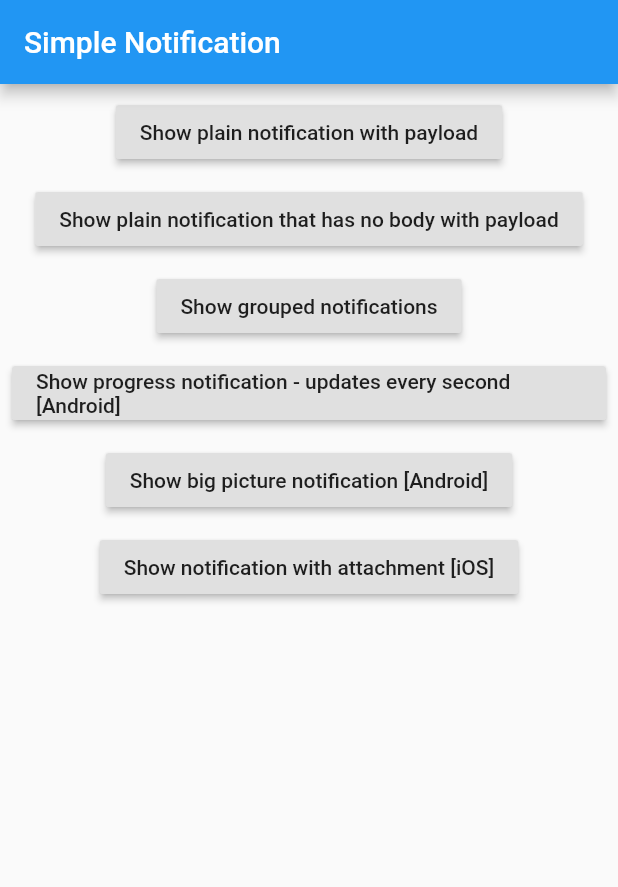
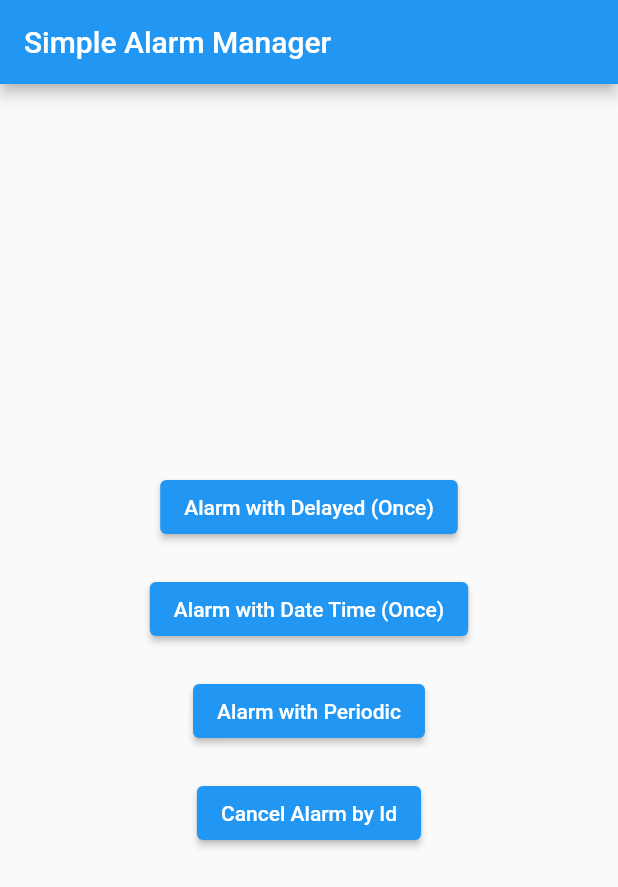
Before and after one commit to zerowu49/funflutter, a Flutter app: the screen it shows after launch, on a phone screen of 412 x 824 dp. Shown: the top 887 px of the screen. Run offline on Flutter 3.47's test engine with Material 2 defaults, Android fonts, the phone set to English and light mode, and no system bars; missing offline and left inert: android_alarm_manager_plus.

Commit message:
feat: alarm manager

```diff
--- a/lib/main.dart
+++ b/lib/main.dart
@@ -1,30 +1,26 @@
+import 'package:android_alarm_manager_plus/android_alarm_manager_plus.dart';
 import 'package:flutter/material.dart';
-import 'package:flutter_local_notifications/flutter_local_notifications.dart';
 import 'package:funflutter/ui/home_page.dart';
-import 'package:funflutter/utils/notification_helper.dart';
-import 'package:funflutter/ui/detail_page.dart';
-
-final FlutterLocalNotificationsPlugin flutterLocalNotificationsPlugin =
-    FlutterLocalNotificationsPlugin();
+import 'package:funflutter/utils/background_service.dart';
 
 Future<void> main() async {
-  /// Make sure that all of process is worked, because
-  /// main file will run two process, which is permission
-  /// and initiation from notification.
   WidgetsFlutterBinding.ensureInitialized();
 
-  /// Call init notification function
-  final NotificationHelper _notificationHelper = NotificationHelper();
-  await _notificationHelper.initNotifications(flutterLocalNotificationsPlugin);
-  _notificationHelper.requestIOSPermissions(flutterLocalNotificationsPlugin);
+  final BackgroundService _service = BackgroundService();
 
-  runApp(
-    MaterialApp(
-      initialRoute: HomePage.routeName,
-      routes: {
-        HomePage.routeName: (context) => HomePage(),
-        DetailPage.routeName: (context) => DetailPage(),
-      },
-    ),
-  );
+  _service.initializeIsolate();
+  AndroidAlarmManager.initialize();
+
+  runApp(MyApp());
 }
+
+class MyApp extends StatelessWidget {
+  static const title = 'Simple Alarm Manager';
+  @override
+  Widget build(BuildContext context) {
+    return MaterialApp(
+      title: title,
+      home: HomePage(title: title),
+    );
+  }
+}
--- a/lib/ui/home_page.dart
+++ b/lib/ui/home_page.dart
@@ -1,101 +1,103 @@
+import 'package:android_alarm_manager_plus/android_alarm_manager_plus.dart';
 import 'package:flutter/material.dart';
-import 'package:funflutter/main.dart';
-import 'package:funflutter/ui/detail_page.dart';
-import 'package:funflutter/utils/notification_helper.dart';
-import 'package:funflutter/widgets/custom_button.dart';
+import 'package:funflutter/utils/background_service.dart';
 
 class HomePage extends StatefulWidget {
-  static const routeName = "/";
+  final String title;
+
+  const HomePage({Key? key, required this.title}) : super(key: key);
 
   @override
   _HomePageState createState() => _HomePageState();
 }
 
 class _HomePageState extends State<HomePage> {
-  final NotificationHelper _notificationHelper = NotificationHelper();
+  final BackgroundService _service = BackgroundService();
 
   @override
   void initState() {
     super.initState();
-    _notificationHelper.configureSelectNotificationSubject(
-        context, DetailPage.routeName);
-    _notificationHelper.configureDidReceiveLocalNotificationSubject(
-        context, DetailPage.routeName);
-  }
-
-  @override
-  void dispose() {
-    selectNotificationSubject.close();
-    didReceiveLocalNotificationSubject.close();
-    super.dispose();
+    port.listen((_) async => await _service.someTask());
   }
 
   @override
   Widget build(BuildContext context) {
-    return MaterialApp(
-      home: Scaffold(
+    return Scaffold(
       appBar: AppBar(
-          title: Text('Simple Notification'),
+        title: Text(widget.title),
       ),
-        body: Padding(
-          padding: EdgeInsets.all(8.0),
-          child: SingleChildScrollView(
-            scrollDirection: Axis.vertical,
+      body: Center(
         child: Column(
-              children: <Widget>[
-                CustomButton(
-                  text: 'Show plain notification with payload',
+          mainAxisSize: MainAxisSize.min,
+          children: [
+            ElevatedButton(
+              child: Text(
+                'Alarm with Delayed (Once)',
+              ),
               onPressed: () async {
-                    await _notificationHelper
-                        .showNotification(flutterLocalNotificationsPlugin);
+                print("==oneshot pressed==");
+                await AndroidAlarmManager.oneShot(
+                  Duration(seconds: 5),
+                  1,
+                  BackgroundService.callback,
+                  exact: true,
+                  wakeup: true,
+                );
+                print("==oneshot done==");
               },
             ),
-                SizedBox(height: 10),
-                CustomButton(
-                  text: 'Show plain notification that has no body with payload',
+            SizedBox(height: 20),
+            ElevatedButton(
+              child: Text(
+                'Alarm with Date Time (Once)',
+              ),
               onPressed: () async {
-                    await _notificationHelper.showNotificationWithNoBody(
-                        flutterLocalNotificationsPlugin);
+                print("==oneShotAt pressed==");
+
+                await AndroidAlarmManager.oneShotAt(
+                  DateTime.now().add(Duration(seconds: 5)),
+                  2,
+                  BackgroundService.callback,
+                  exact: true,
+                  wakeup: true,
+                );
+                print("==oneShotAt done==");
               },
             ),
-                SizedBox(height: 10),
-                CustomButton(
-                  text: 'Show grouped notifications',
+            SizedBox(height: 20),
+            ElevatedButton(
+              child: Text(
+                'Alarm with Periodic',
+              ),
               onPressed: () async {
-                    await _notificationHelper.showGroupedNotifications(
-                        flutterLocalNotificationsPlugin);
+                print("==periodic pressed==");
+
+                await AndroidAlarmManager.periodic(
+                  Duration(seconds: 3),
+                  3,
+                  BackgroundService.callback,
+                  startAt: DateTime.now(),
+                  exact: true,
+                  wakeup: true,
+                );
+                print("==periodic done==");
               },
             ),
-                SizedBox(height: 10),
-                CustomButton(
-                  text:
-                      'Show progress notification - updates every second [Android]',
+            SizedBox(height: 20),
+            ElevatedButton(
+              child: Text(
+                'Cancel Alarm by Id',
+              ),
               onPressed: () async {
-                    await _notificationHelper.showProgressNotification(
-                        flutterLocalNotificationsPlugin);
-                  },
-                ),
-                SizedBox(height: 10),
-                CustomButton(
-                  text: 'Show big picture notification [Android]',
-                  onPressed: () async {
-                    await _notificationHelper.showBigPictureNotification(
-                        flutterLocalNotificationsPlugin);
-                  },
-                ),
-                SizedBox(height: 10),
-                CustomButton(
-                  text: 'Show notification with attachment [iOS]',
-                  onPressed: () async {
-                    await _notificationHelper.showNotificationWithAttachment(
-                        flutterLocalNotificationsPlugin);
+                print("==canceled pressed==");
+
+                await AndroidAlarmManager.cancel(3);
+                print("==canceled done==");
               },
             ),
           ],
         ),
       ),
-        ),
-      ),
     );
   }
 }
--- /dev/null
+++ b/lib/utils/background_service.dart
@@ -0,0 +1,33 @@
+import 'dart:isolate';
+import 'dart:ui';
+
+final ReceivePort port = ReceivePort();
+
+class BackgroundService {
+  static BackgroundService? _instance;
+  static String _isolateName = 'isolate';
+  static SendPort? _uiSendPort;
+
+  BackgroundService._internal() {
+    _instance = this;
+  }
+
+  factory BackgroundService() => _instance ?? BackgroundService._internal();
+
+  void initializeIsolate() {
+    IsolateNameServer.registerPortWithName(
+      port.sendPort,
+      _isolateName,
+    );
+  }
+
+  static Future<void> callback() async {
+    print('Alarm fired!');
+    _uiSendPort ??= IsolateNameServer.lookupPortByName(_isolateName);
+    _uiSendPort?.send(null);
+  }
+
+  Future<void> someTask() async {
+    print('Updated data from the background isolate');
+  }
+}
--- a/lib/utils/received_notif.dart
+++ /dev/null
@@ -1,13 +0,0 @@
-class ReceivedNotification {
-  final int? id;
-  final String? title;
-  final String? body;
-  final String? payload;
-
-  ReceivedNotification({
-    this.id,
-    this.title,
-    this.body,
-    this.payload,
-  });
-}
```
Also changed, not shown: lib/ui/detail_page.dart (deleted, +0 -25 lines), lib/utils/notification_helper.dart (deleted, +0 -396 lines), pubspec.yaml (+5 -4 lines), pubspec.lock, 154 other files. Lines whose indentation alone changed are shown as unchanged.
